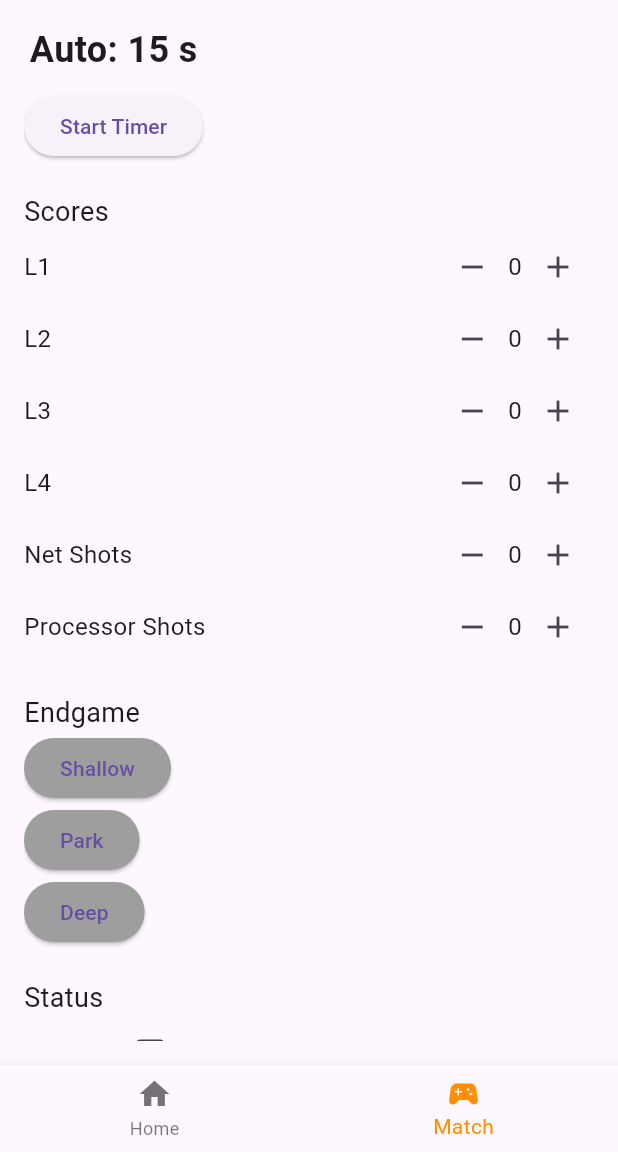
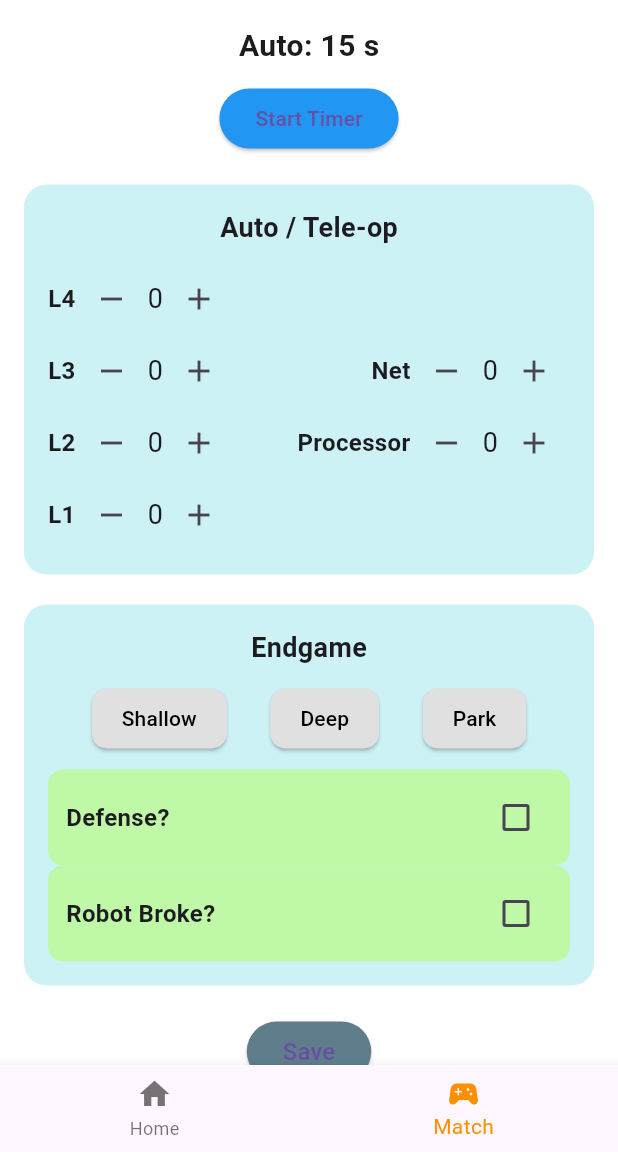
Before and after one commit to PaarasPurohit/optix_scouting, a Flutter app: the screen it shows after launch, item 2 of the bottom bar chosen, on a phone screen of 412 x 824 dp, the part 84-1236 px from its top. Run offline on Flutter 3.47's test engine with Material 3 defaults, Android fonts, the phone set to English and light mode, and no system bars; our stand-ins replace qr_flutter; missing offline and left inert: flutter_dropdown_search; project files that could hold a hidden picture were left out.

Commit message:
IT WORKS ME AND AARUSH CARRIED WE BALL

```diff
--- a/lib/data.dart
+++ b/lib/data.dart
@@ -1,6 +1,7 @@
 class DataStorage {
   static int selectedMatch = 1;
   static String teamNumber = '';
+  static String teamName = '';
   static String selectedAlliance = 'Red';
 
   static int l1ScoreAuto = 0;
@@ -29,6 +30,7 @@ class DataStorage {
     return {
       'selectedMatch': selectedMatch,
       'teamNumber': teamNumber,
+      'teamName': teamName,
       'selectedAlliance': selectedAlliance,
       'auto': {
         'l1Score': l1ScoreAuto,
--- a/lib/match.dart
+++ b/lib/match.dart
@@ -9,26 +9,19 @@ class MatchPage extends StatefulWidget {
 }
 
 class _MatchPageState extends State<MatchPage> {
-  int l1Score = 0;
-  int l2Score = 0;
-  int l3Score = 0;
-  int l4Score = 0;
-  int netShots = 0;
-  int processorShots = 0;
-  bool shallowSelected = false;
-  bool parkSelected = false;
-  bool deepSelected = false;
-  bool defense = false;
-  bool robotBroke = false;
+  int l1Score = 0, l2Score = 0, l3Score = 0, l4Score = 0;
+  int netShots = 0, processorShots = 0;
+  bool shallowSelected = false, parkSelected = false, deepSelected = false;
+  bool defense = false, robotBroke = false;
 
-  int autoTime = 15; // Auto Phase (15 sec)
-  int teleopTime = 5; // Tele-Op Phase (2 min 15 sec)
-  late Timer _timer;
+  int autoTime = 15;
+  int teleopTime = 5;
   bool isAuto = true;
   bool isRunning = false;
+  late Timer _timer;
 
   void startTimer() {
-    if (isRunning) return; // Prevent multiple clicks
+    if (isRunning) return;
 
     setState(() {
       isRunning = true;
@@ -42,24 +35,25 @@ class _MatchPageState extends State<MatchPage> {
         if (isAuto && autoTime > 0) {
           autoTime--;
         } else if (isAuto && autoTime == 0) {
+          isAuto = false; // Switch to Tele-Op
           DataStorage.l1ScoreAuto = l1Score;
           DataStorage.l2ScoreAuto = l2Score;
           DataStorage.l3ScoreAuto = l3Score;
           DataStorage.l4ScoreAuto = l4Score;
           DataStorage.netShotsAuto = netShots;
           DataStorage.processorShotsAuto = processorShots;
-          resetMatch();
-          isAuto = false; // Switch to Tele-Op
+          resetTimer();
         } else if (!isAuto && teleopTime > 0) {
           teleopTime--;
         } else {
           _timer.cancel();
+          isRunning = false;
         }
       });
     });
   }
 
-  void resetMatch() {
+  void resetTimer() {
     setState(() {
         l1Score = 0;
         l2Score = 0;
@@ -75,90 +69,148 @@ class _MatchPageState extends State<MatchPage> {
     });
   }
 
-  Widget buildTimer() {
+  Widget buildTimerUI() {
     return Column(
       children: [
         Text(
           isAuto ? "Auto: $autoTime s" : "Tele-Op: $teleopTime s",
-          style: TextStyle(fontSize: 24, fontWeight: FontWeight.bold),
+          style: TextStyle(fontSize: 20, fontWeight: FontWeight.bold),
         ),
         SizedBox(height: 10),
         ElevatedButton(
           onPressed: startTimer,
+          style: ElevatedButton.styleFrom(
+            backgroundColor: isRunning ? Colors.grey : Colors.blue,
+          ),
           child: Text(isRunning ? "Running..." : "Start Timer"),
         ),
       ],
     );
   }
 
-  void _incrementCounter(Function(int) counter) {
-    setState(() {
-      counter(1);
-    });
+  Widget _buildCounter(String label, int count, Function(int) counter) {
+    return Row(
+      mainAxisAlignment: MainAxisAlignment.spaceBetween,
+      children: [
+        Text(label, style: TextStyle(fontSize: 16, fontWeight: FontWeight.bold)),
+        Row(
+          children: [
+            IconButton(icon: Icon(Icons.remove), onPressed: () => setState(() => counter(-1))),
+            Text(count.toString(), style: TextStyle(fontSize: 18)),
+            IconButton(icon: Icon(Icons.add), onPressed: () => setState(() => counter(1))),
+          ],
+        ),
+      ],
+    );
   }
 
-  void _decrementCounter(Function(int) counter) {
-    setState(() {
-      counter(-1);
-    });
+  Widget _buildToggleButton(String text, bool isSelected, VoidCallback onTap) {
+    return ElevatedButton(
+      onPressed: onTap,
+      style: ElevatedButton.styleFrom(
+        backgroundColor: isSelected ? Colors.cyan : Colors.grey[300],
+        foregroundColor: isSelected ? Colors.white : Colors.black,
+        padding: EdgeInsets.symmetric(horizontal: 20, vertical: 10),
+        shape: RoundedRectangleBorder(borderRadius: BorderRadius.circular(10)),
+      ),
+      child: Text(text),
+    );
+  }
+
+  Widget _buildCheckbox(String text, bool value, Function(bool?) onChanged) {
+    return Container(
+      decoration: BoxDecoration(
+        color: Colors.lightGreenAccent.withOpacity(0.5),
+        borderRadius: BorderRadius.circular(10),
+      ),
+      padding: EdgeInsets.symmetric(vertical: 8, horizontal: 12),
+      child: Row(
+        mainAxisAlignment: MainAxisAlignment.spaceBetween,
+        children: [
+          Text(text, style: TextStyle(fontSize: 16, fontWeight: FontWeight.bold)),
+          Checkbox(value: value, onChanged: onChanged, activeColor: Colors.green),
+        ],
+      ),
+    );
   }
 
   @override
   Widget build(BuildContext context) {
     return Scaffold(
-      appBar: AppBar(
-        title: Text('Match Scouting'),
+      backgroundColor: Colors.white,
+      appBar: AppBar(title: Text('Match Scouting')),
+      body: SingleChildScrollView(
+        padding: EdgeInsets.all(16),
+        child: Column(
+          children: [
+            buildTimerUI(),
+            SizedBox(height: 20),
+
+            // Auto/Tele-Op Section
+            Container(
+              padding: EdgeInsets.all(16),
+              decoration: BoxDecoration(
+                color: Colors.cyan.withOpacity(0.2),
+                borderRadius: BorderRadius.circular(15),
               ),
-      body: Padding(
-        padding: const EdgeInsets.all(16.0),
-        child: SingleChildScrollView( // Adding SingleChildScrollView here
               child: Column(
+                children: [
+                  Text('Auto / Tele-op', style: TextStyle(fontSize: 18, fontWeight: FontWeight.bold)),
+                  SizedBox(height: 10),
+                  Row(
+                    mainAxisAlignment: MainAxisAlignment.spaceBetween,
+                    children: [
+                      Column(
                         crossAxisAlignment: CrossAxisAlignment.start,
                         children: [
-              buildTimer(),
+                          _buildCounter('L4', l4Score, (val) => l4Score += val),
+                          _buildCounter('L3', l3Score, (val) => l3Score += val),
+                          _buildCounter('L2', l2Score, (val) => l2Score += val),
+                          _buildCounter('L1', l1Score, (val) => l1Score += val),
+                        ],
+                      ),
+                      Column(
+                        crossAxisAlignment: CrossAxisAlignment.end,
+                        children: [
+                          _buildCounter('Net', netShots, (val) => netShots += val),
+                          _buildCounter('Processor', processorShots, (val) => processorShots += val),
+                        ],
+                      ),
+                    ],
+                  ),
+                ],
+              ),
+            ),
             SizedBox(height: 20),
-              Text('Scores', style: TextStyle(fontSize: 18)),
-              _buildCounter('L1', l1Score, (value) => l1Score += value),
-              _buildCounter('L2', l2Score, (value) => l2Score += value),
-              _buildCounter('L3', l3Score, (value) => l3Score += value),
-              _buildCounter('L4', l4Score, (value) => l4Score += value),
-              _buildCounter('Net Shots', netShots, (value) => netShots += value),
-              _buildCounter('Processor Shots', processorShots, (value) => processorShots += value),
+
+            // Endgame Section
+            Container(
+              padding: EdgeInsets.all(16),
+              decoration: BoxDecoration(
+                color: Colors.cyan.withOpacity(0.2),
+                borderRadius: BorderRadius.circular(15),
+              ),
+              child: Column(
+                children: [
+                  Text('Endgame', style: TextStyle(fontSize: 18, fontWeight: FontWeight.bold)),
+                  SizedBox(height: 10),
+                  Row(
+                    mainAxisAlignment: MainAxisAlignment.spaceEvenly,
+                    children: [
+                      _buildToggleButton('Shallow', shallowSelected, () => setState(() => shallowSelected = !shallowSelected)),
+                      _buildToggleButton('Deep', deepSelected, () => setState(() => deepSelected = !deepSelected)),
+                      _buildToggleButton('Park', parkSelected, () => setState(() => parkSelected = !parkSelected)),
+                    ],
+                  ),
+                  SizedBox(height: 10),
+                  _buildCheckbox('Defense?', defense, (value) => setState(() => defense = value!)),
+                  _buildCheckbox('Robot Broke?', robotBroke, (value) => setState(() => robotBroke = value!)),
+                ],
+              ),
+            ),
             SizedBox(height: 20),
-              Text('Endgame', style: TextStyle(fontSize: 18)),
-              _buildElevatedButton('Shallow', shallowSelected, () {
-                setState(() {
-                  shallowSelected = !shallowSelected;
-                  parkSelected = false;
-                  deepSelected = false;
-                });
-              }),
-              _buildElevatedButton('Park', parkSelected, () {
-                setState(() {
-                  parkSelected = !parkSelected;
-                  shallowSelected = false;
-                  deepSelected = false;
-                });
-              }),
-              _buildElevatedButton('Deep', deepSelected, () {
-                setState(() {
-                  deepSelected = !deepSelected;
-                  shallowSelected = false;
-                  parkSelected = false;
-                });
-              }),
-              SizedBox(height: 20),
-              Text('Status', style: TextStyle(fontSize: 18)),
-              _buildCheckbox('Defense', defense, (value) {
-                setState(() {
-                  defense = value!;
-                });
-              }),
-              _buildCheckbox('Robot Broke', robotBroke, (value) {
-                setState(() {
-                  robotBroke = value!;
-                });
-              }),
+
+            // Save Button
             ElevatedButton(
                 onPressed: () {
                   DataStorage.l1ScoreTeleop = l1Score;
@@ -168,69 +220,18 @@ class _MatchPageState extends State<MatchPage> {
                   DataStorage.netShotsTeleop = netShots;
                   DataStorage.processorShotsTeleop = processorShots;
                   DataStorage.shallowSelected = shallowSelected;
+                  DataStorage.deepSelected = deepSelected;
                   DataStorage.parkSelected = parkSelected;
-                  DataStorage.deepSelected = deepSelected;
                   DataStorage.defense = defense;
                   DataStorage.robotBroke = robotBroke;
                   showSaveDialog(context);
                 },
-                child: Text('Save'),
+              style: ElevatedButton.styleFrom(backgroundColor: Colors.blueGrey),
+              child: Text('Save', style: TextStyle(fontSize: 16)),
             ),
           ],
         ),
       ),
-      ),
-
-    );
-  }
-
-  Widget _buildCounter(String label, int count, Function(int) counter) {
-    return Row(
-      mainAxisAlignment: MainAxisAlignment.spaceBetween,
-      children: [
-        Text(label, style: TextStyle(fontSize: 16)),
-        Row(
-          children: [
-            IconButton(
-              icon: Icon(Icons.remove),
-              onPressed: () {
-                if (count > 0) {
-                  _decrementCounter(counter);
-                }
-              },
-            ),
-            Text(count.toString(), style: TextStyle(fontSize: 16)),
-            IconButton(
-              icon: Icon(Icons.add),
-              onPressed: () {
-                _incrementCounter(counter);
-              },
-            ),
-          ],
-        ),
-      ],
-    );
-  }
-
-  Widget _buildElevatedButton(String label, bool selected, VoidCallback onPressed) {
-    return ElevatedButton(
-      onPressed: onPressed,
-      style: ElevatedButton.styleFrom(
-        backgroundColor: selected ? Colors.green : Colors.grey,
-      ),
-      child: Text(label),
-    );
-  }
-
-  Widget _buildCheckbox(String label, bool value, Function(bool?) onChanged) {
-    return Row(
-      children: [
-        Text(label, style: TextStyle(fontSize: 16)),
-        Checkbox(
-          value: value,
-          onChanged: onChanged,
-        ),
-      ],
     );
   }
 }
--- a/lib/start.dart
+++ b/lib/start.dart
@@ -71,7 +71,7 @@ class _HomePageState extends State<HomePage> {
 
   void _updateTeamName(String teamNumber) {
     setState(() {
-      _teamName = teamData[teamNumber];
+      _teamName = teamData[teamNumber] ?? 'Unknown Team';
     });
   }
 
@@ -125,6 +125,7 @@ class _HomePageState extends State<HomePage> {
               decoration: InputDecoration(labelText: 'Team Number'),
               onChanged: (value) {
                 _teamNumber = value;
+                _updateTeamName(value);
               },
             ),
             SizedBox(height: 8.0), // Add some spacing
@@ -151,6 +152,7 @@ class _HomePageState extends State<HomePage> {
             ElevatedButton(
               onPressed: () {
                   DataStorage.teamNumber = _teamNumber;
+                  DataStorage.teamName = _teamName;
                   DataStorage.selectedAlliance = _selectedAlliance;
                   DataStorage.selectedMatch = _selectedMatch;
                 Navigator.push(
```
Lines whose indentation alone changed are shown as unchanged.
